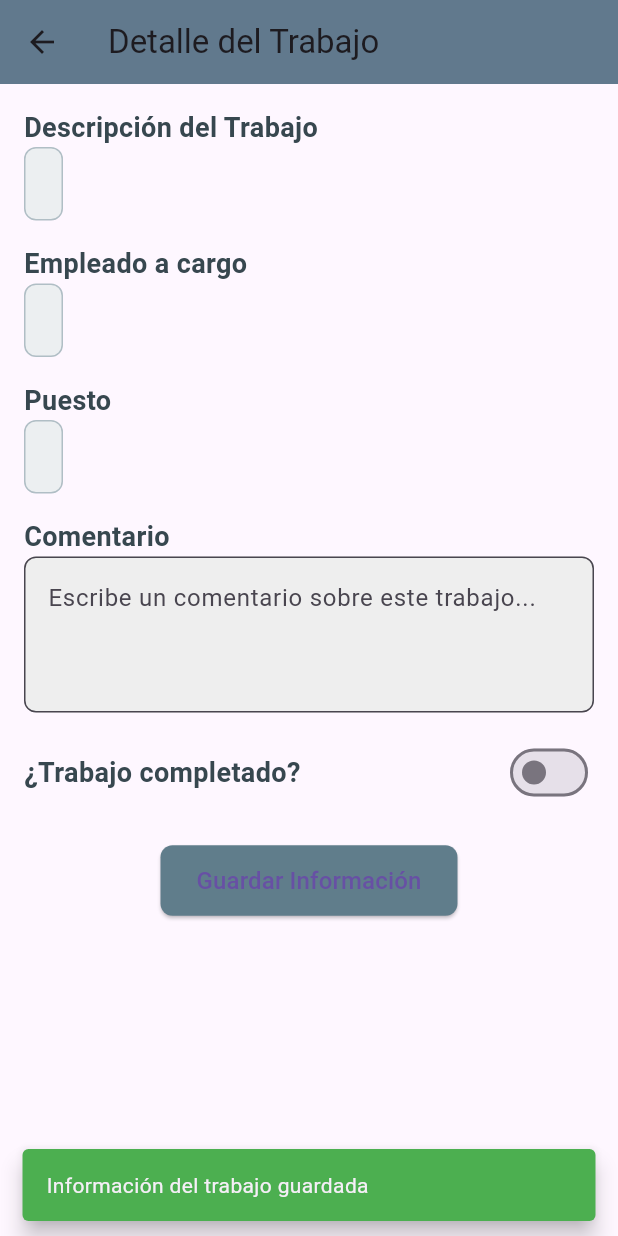
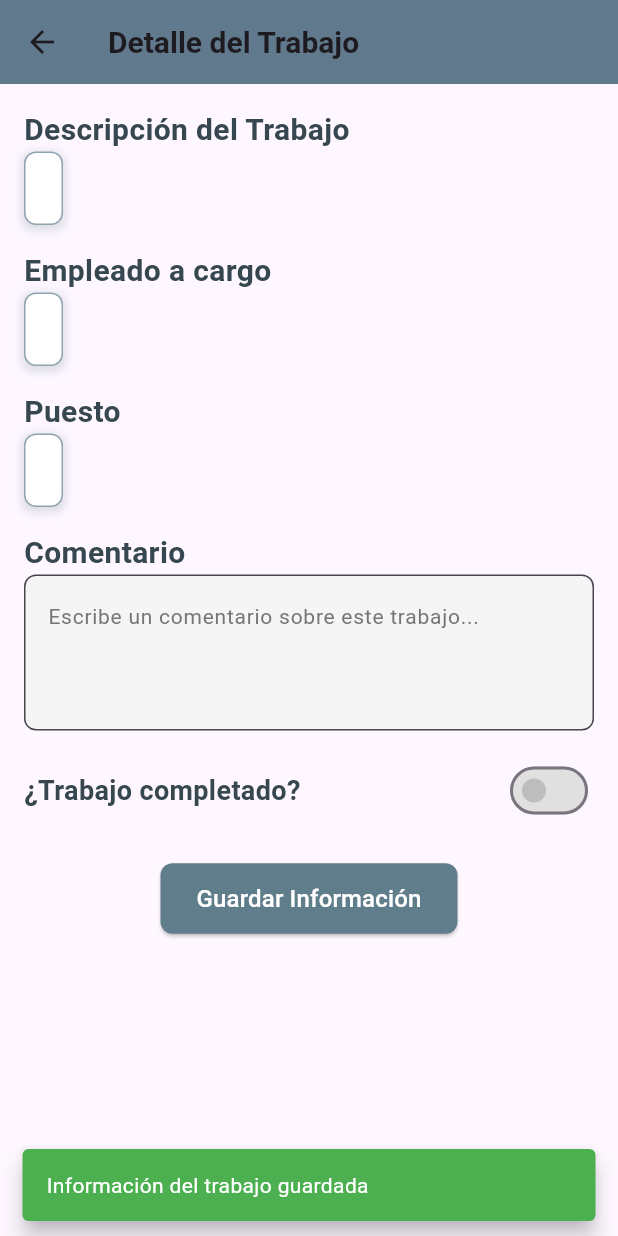
Before and after one commit to GaboRacciatti/Prototipo-Alvarez_Racciatti, a Flutter app: the DetalleTrabajoScreen screen opened directly with empty values, after a tap on "Guardar Información", on a phone screen of 412 x 824 dp. Run offline on Flutter 3.47's test engine with Material 3 defaults, Android fonts, the light colour scheme and no system bars; our stand-ins replace flutter_dotenv, shared_preferences; accounts and stored records are empty.

```diff
--- a/lib/screens/detalle_trabajo.dart
+++ b/lib/screens/detalle_trabajo.dart
@@ -17,7 +17,10 @@ class _DetalleTrabajoScreenState extends State<DetalleTrabajoScreen> {
   Widget build(BuildContext context) {
     return Scaffold(
       appBar: AppBar(
-        title: Text('Detalle del Trabajo'),
+        title: Text(
+          'Detalle del Trabajo',
+          style: TextStyle(fontSize: 20, fontWeight: FontWeight.bold),
+        ),
         backgroundColor: Colors.blueGrey,
         elevation: 4,
       ),
@@ -46,13 +49,14 @@ class _DetalleTrabajoScreenState extends State<DetalleTrabajoScreen> {
                 maxLines: 3,
                 decoration: InputDecoration(
                   hintText: 'Escribe un comentario sobre este trabajo...',
+                  hintStyle: TextStyle(color: Colors.grey[600], fontSize: 14),
                   border: OutlineInputBorder(
                     borderRadius: BorderRadius.circular(8.0),
                   ),
-                  fillColor: Colors.grey[200],
+                  fillColor: Colors.grey[100], // Fondo claro para mayor visibilidad
                   filled: true,
                 ),
-                style: TextStyle(fontSize: 16),
+                style: TextStyle(fontSize: 16, color: Colors.blueGrey[900]),
               ),
 
               SizedBox(height: 16),
@@ -75,6 +79,8 @@ class _DetalleTrabajoScreenState extends State<DetalleTrabajoScreen> {
                       });
                     },
                     activeColor: Colors.green,
+                    inactiveThumbColor: Colors.grey[400],
+                    inactiveTrackColor: Colors.grey[300],
                   ),
                 ],
               ),
@@ -90,7 +96,10 @@ class _DetalleTrabajoScreenState extends State<DetalleTrabajoScreen> {
                     // Mostrar una alerta (SnackBar) indicando que la información fue guardada
                     ScaffoldMessenger.of(context).showSnackBar(
                       SnackBar(
-                        content: Text('Información del trabajo guardada'),
+                        content: Text(
+                          'Información del trabajo guardada',
+                          style: TextStyle(color: Colors.white),
+                        ),
                         duration: Duration(seconds: 2),
                         behavior: SnackBarBehavior.floating,
                         backgroundColor: Colors.green,
@@ -106,7 +115,7 @@ class _DetalleTrabajoScreenState extends State<DetalleTrabajoScreen> {
                   ),
                   child: Text(
                     'Guardar Información',
-                    style: TextStyle(fontSize: 16),
+                    style: TextStyle(fontSize: 16, color: Colors.white),
                   ),
                 ),
               ),
@@ -122,7 +131,7 @@ class _DetalleTrabajoScreenState extends State<DetalleTrabajoScreen> {
     return Text(
       title,
       style: TextStyle(
-        fontSize: 18,
+        fontSize: 20,
         fontWeight: FontWeight.bold,
         color: Colors.blueGrey[800],
       ),
@@ -134,13 +143,25 @@ class _DetalleTrabajoScreenState extends State<DetalleTrabajoScreen> {
     return Container(
       padding: EdgeInsets.all(12),
       decoration: BoxDecoration(
-        color: Colors.blueGrey[50],
+        color: Colors.white,
         borderRadius: BorderRadius.circular(8),
-        border: Border.all(color: Colors.blueGrey[200]!),
+        border: Border.all(color: Colors.blueGrey[300]!),
+        boxShadow: [
+          BoxShadow(
+            color: Colors.blueGrey.withOpacity(0.2),
+            spreadRadius: 2,
+            blurRadius: 4,
+            offset: Offset(0, 2), // Sombra hacia abajo
+          ),
+        ],
       ),
       child: Text(
         text,
-        style: TextStyle(fontSize: 16, color: Colors.blueGrey[900]),
+        style: TextStyle(
+          fontSize: 16,
+          color: Colors.blueGrey[900],
+          fontWeight: FontWeight.w500,
+        ),
       ),
     );
   }
```
